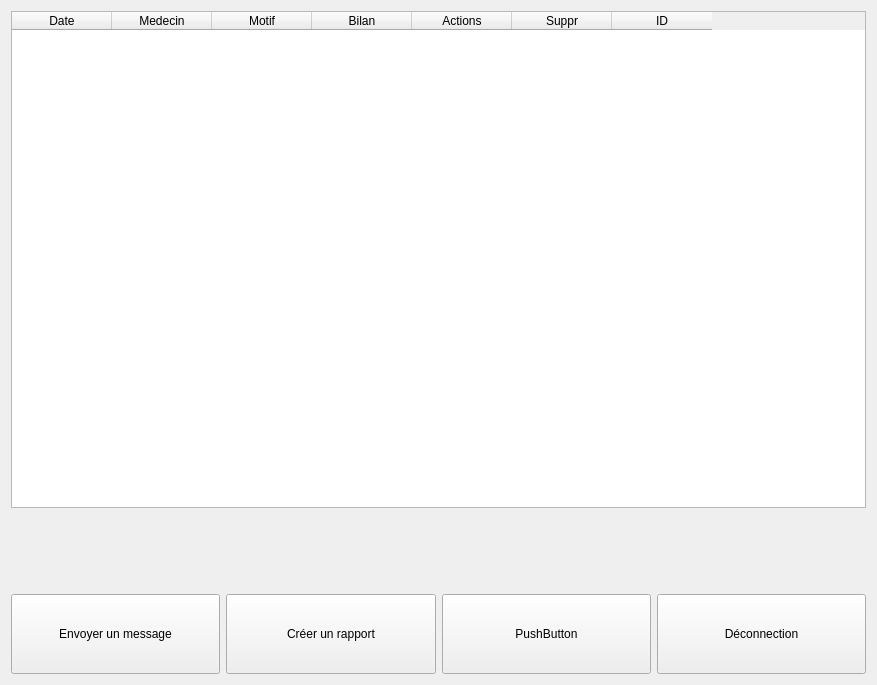
This is front/ui/new_index.ui in FabioF9/GSB-AppliVisiteur as Qt 5 draws it before an edit. The edited form follows.
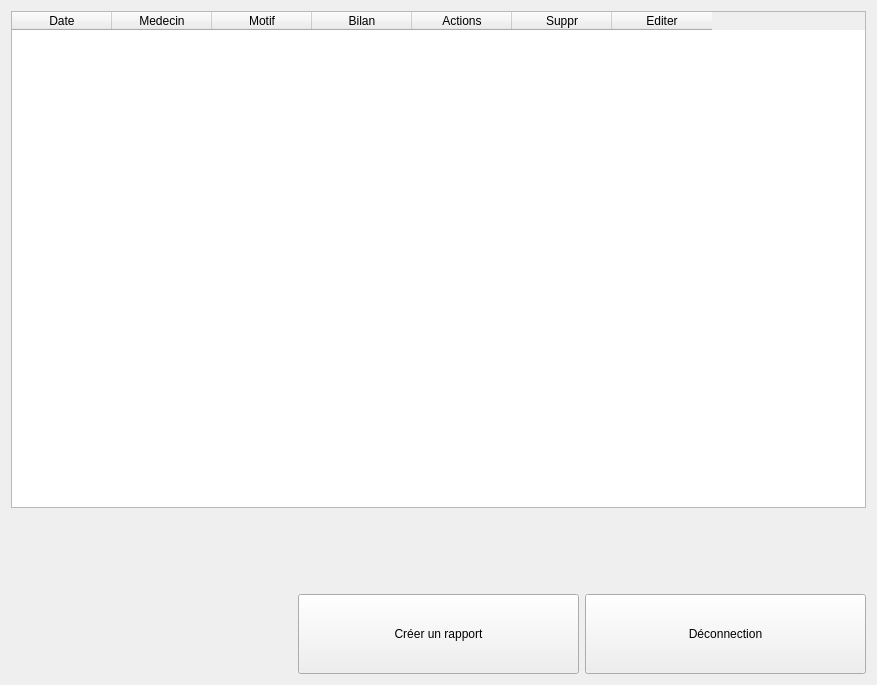
This is the edited form. Icons and pictures are not drawn.

```diff
--- a/front/ui/new_index.ui
+++ b/front/ui/new_index.ui
@@ -66,23 +66,20 @@
      </column>
      <column>
       <property name="text">
-       <string>ID</string>
+       <string>Editer</string>
       </property>
      </column>
     </widget>
    </item>
    <item row="3" column="0">
     <layout class="QHBoxLayout" name="horizontalLayout">
-     <item>
-      <widget class="QPushButton" name="index_bouton_message">
-       <property name="minimumSize">
-        <size>
-         <width>150</width>
-         <height>80</height>
-        </size>
-       </property>
+     <item alignment="Qt::AlignHCenter">
+      <widget class="QLabel" name="label">
        <property name="text">
-        <string>Envoyer un message</string>
+        <string/>
+       </property>
+       <property name="pixmap">
+        <pixmap>logoGSBresize.png</pixmap>
        </property>
       </widget>
      </item>
@@ -99,19 +96,6 @@
        </property>
       </widget>
      </item>
-     <item>
-      <widget class="QPushButton" name="pushButton">
-       <property name="minimumSize">
-        <size>
-         <width>150</width>
-         <height>80</height>
-        </size>
-       </property>
-       <property name="text">
-        <string>PushButton</string>
-       </property>
-      </widget>
-     </item>
      <item>
       <widget class="QPushButton" name="index_bouton_deconnection">
        <property name="minimumSize">
```
Left out of the diff: 4 changed lines with no effect on the pictures.
